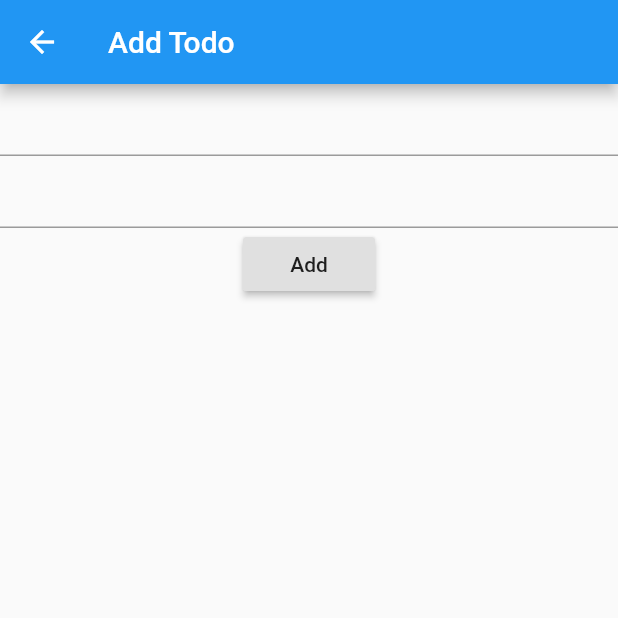
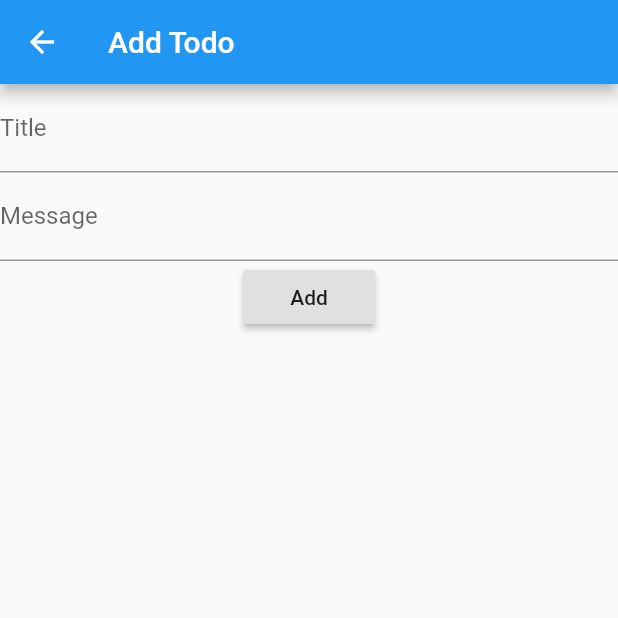
Before and after one commit to chetannager/testapp, a Flutter app: the AddTodo screen opened directly, on a phone screen of 412 x 824 dp, the top half of it. Run offline on Flutter 3.47's test engine with Material 2 defaults, Android fonts, the phone set to English and light mode, and no system bars; our stand-ins replace firebase_auth, firebase_core, sqflite; accounts and stored records are empty.

Commit message:
Code Updated!

```diff
--- a/lib/EditTodo.dart
+++ b/lib/EditTodo.dart
@@ -54,9 +54,15 @@ class _EditTodoState extends State<EditTodo> {
         children: [
           TextField(
             controller: titleController,
+            decoration: InputDecoration(
+                label: Text("Title")
+            ),
           ),
           TextField(
             controller: messageController,
+            decoration: InputDecoration(
+                label: Text("Message")
+            ),
           ),
           RaisedButton(
             onPressed: () {
--- a/lib/addtodo.dart
+++ b/lib/addtodo.dart
@@ -42,9 +42,15 @@ class _AddTodoState extends State<AddTodo> {
         children: [
           TextField(
             controller: titleController,
+            decoration: InputDecoration(
+              label: Text("Title")
+            ),
           ),
           TextField(
             controller: messageController,
+            decoration: InputDecoration(
+                label: Text("Message")
+            ),
           ),
           RaisedButton(
             onPressed: () {
```
